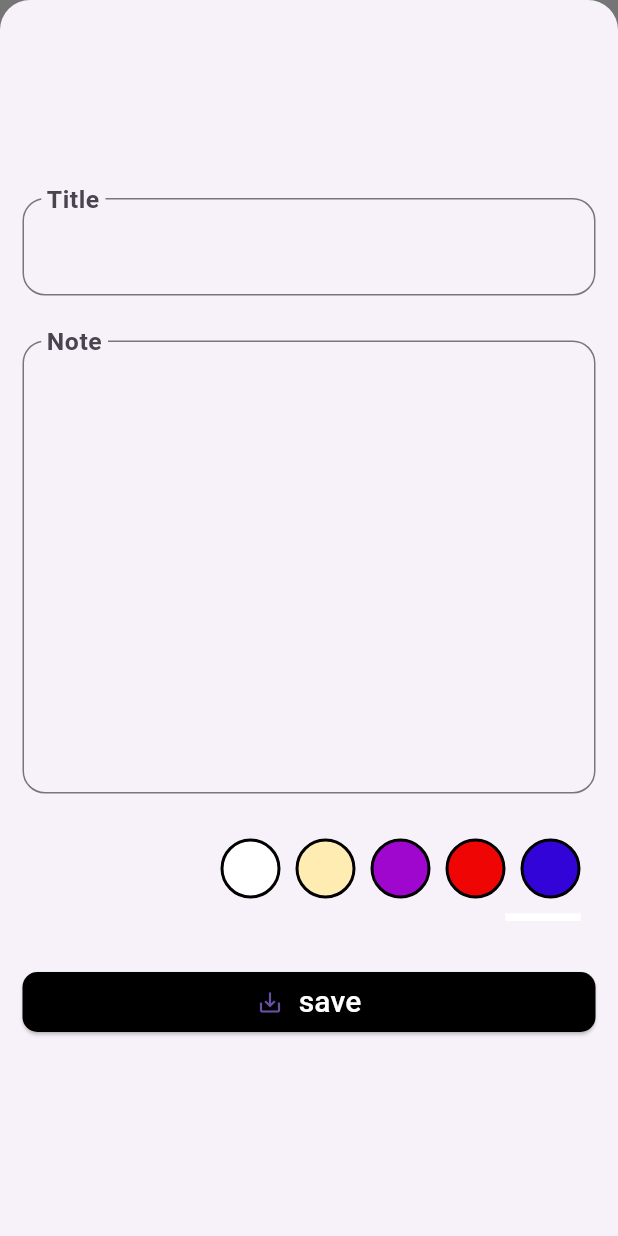
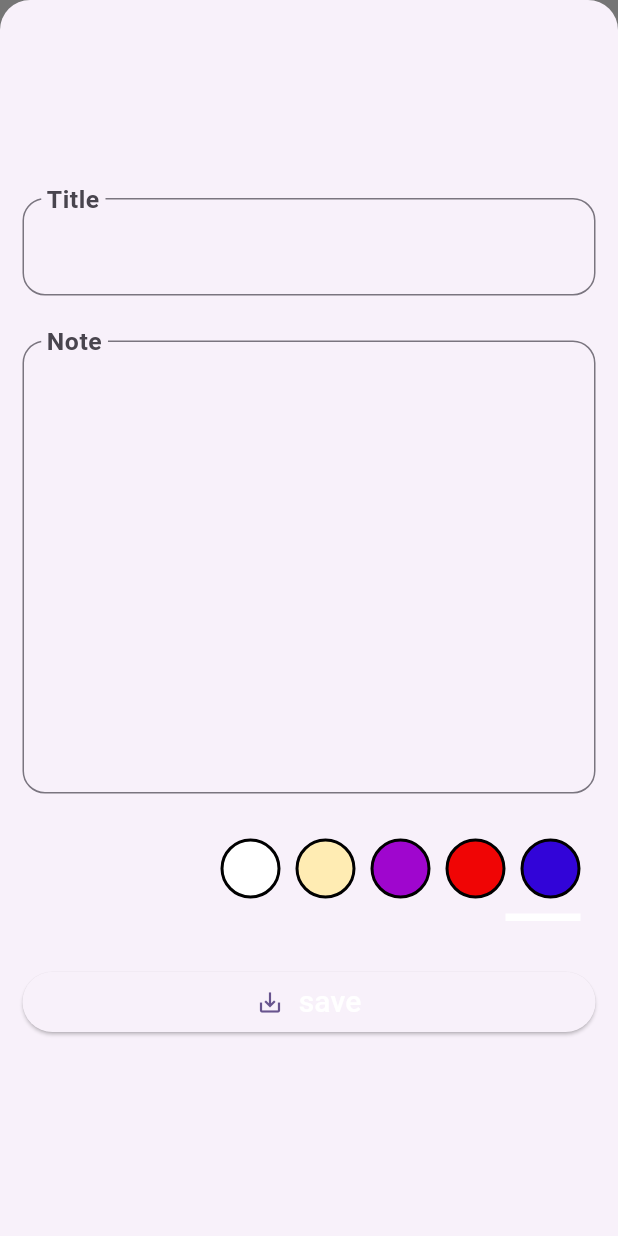
Before and after one commit to fagnerdossantos/notes, a Flutter app: the screen it shows after launch, after a tap on the "add" icon, on a phone screen of 412 x 824 dp. Run offline on Flutter 3.47's test engine with Material 3 defaults, Android fonts, the phone set to English and light mode, and no system bars; our stand-ins replace flutter_bloc, objectbox; generated files the repository leaves out were written again.

Commit message:
Some fixes in versioning and bugs

```diff
--- /dev/null
+++ b/devtools_options.yaml
@@ -0,0 +1 @@
+extensions:
--- a/lib/src/core/themes/app_bar_theme.dart
+++ /dev/null
@@ -1,17 +0,0 @@
-import 'package:flutter/material.dart' show AppBarTheme;
-
-import '../utils/colors.dart';
-import 'app_icon_theme.dart';
-
-final class AppBarThemeClass {
-  // Static Instance
-  static final instance = AppBarThemeClass._();
-  AppBarThemeClass._();
-
-  final theme = AppBarTheme(
-    iconTheme: AppIconTheme.instance.iconTheme,
-    backgroundColor: DefaultColors.transparent,
-    centerTitle: true,
-    elevation: 0,
-  );
-}
--- a/lib/src/core/themes/app_buttons_theme.dart
+++ /dev/null
@@ -1,31 +0,0 @@
-import 'package:flutter/material.dart'
-    show
-        ButtonStyle,
-        ElevatedButtonThemeData,
-        FloatingActionButtonThemeData,
-        MaterialStatePropertyAll,
-        RoundedRectangleBorder;
-
-import '../utils/utils.dart';
-
-final class AppButtonsTheme {
-  // Static Instance
-  static final instance = AppButtonsTheme._();
-  AppButtonsTheme._();
-
-  final FloatingActionButtonThemeData flbtheme =
-      const FloatingActionButtonThemeData(
-    backgroundColor: DefaultColors.black,
-  );
-
-  final ElevatedButtonThemeData elvTheme = ElevatedButtonThemeData(
-    style: ButtonStyle(
-      backgroundColor: const MaterialStatePropertyAll(DefaultColors.black),
-      shape: MaterialStatePropertyAll(
-        RoundedRectangleBorder(
-          borderRadius: RoundedShape.small,
-        ),
-      ),
-    ),
-  );
-}
--- a/lib/src/core/themes/app_icon_theme.dart
+++ /dev/null
@@ -1,26 +0,0 @@
-import 'package:flutter/material.dart'
-    show
-        ButtonStyle,
-        IconButtonThemeData,
-        IconThemeData,
-        MaterialStatePropertyAll;
-
-import '../utils/colors.dart';
-
-final class AppIconTheme {
-  // Static Instance
-  static final instance = AppIconTheme._();
-  AppIconTheme._();
-
-  final IconThemeData iconTheme = const IconThemeData(
-    color: DefaultColors.black,
-    size: 20,
-  );
-
-  final IconButtonThemeData iconButtonTheme = const IconButtonThemeData(
-    style: ButtonStyle(
-      backgroundColor: MaterialStatePropertyAll(DefaultColors.black),
-      iconSize: MaterialStatePropertyAll(20),
-    ),
-  );
-}
--- a/lib/src/core/themes/app_list_tile_theme.dart
+++ b/lib/src/core/themes/app_list_tile_theme.dart
@@ -10,7 +10,7 @@ final class AppListTileTheme {
 
   final theme = ListTileThemeData(
     // Rounded shape
-    shape: RoundedRectangleBorder(borderRadius: RoundedShape.small),
+    shape: RoundedRectangleBorder(borderRadius: RoundedShape.small.shape),
 
     selectedColor: DefaultColors.amber,
     selectedTileColor: DefaultColors.blue,
--- a/lib/src/core/themes/app_theme.dart
+++ b/lib/src/core/themes/app_theme.dart
@@ -1,11 +1,7 @@
-import 'package:flutter/material.dart' show ThemeData;
+import 'package:flutter/material.dart' show Colors, ThemeData;
 
-import 'app_bar_theme.dart';
-import 'app_buttons_theme.dart';
-import 'app_icon_theme.dart';
 import 'app_list_tile_theme.dart';
 import 'app_text_theme.dart';
-import 'card_theme.dart';
 
 class AppTheme {
   // Static Instance
@@ -14,23 +10,13 @@ class AppTheme {
 
   // Texts
   final ThemeData theme = ThemeData(
-    // Floating action button
-    floatingActionButtonTheme: AppButtonsTheme.instance.flbtheme,
-
-    elevatedButtonTheme: AppButtonsTheme.instance.elvTheme,
-
+    useMaterial3: true,
+    colorSchemeSeed: Colors.deepPurple,
     // Card style
-    cardTheme: AppCardTheme.instance.theme,
 
     // Texts
     textTheme: AppTextTheme.instance.theme,
 
-    // Icons
-    iconTheme: AppIconTheme.instance.iconTheme,
-    iconButtonTheme: AppIconTheme.instance.iconButtonTheme,
-
-    appBarTheme: AppBarThemeClass.instance.theme,
-
     listTileTheme: AppListTileTheme.instance.theme,
   );
 }
--- a/lib/src/core/themes/card_theme.dart
+++ /dev/null
@@ -1,16 +0,0 @@
-import 'package:flutter/material.dart' show CardTheme, RoundedRectangleBorder;
-
-import '../utils/utils.dart';
-
-final class AppCardTheme {
-  // Static Instance
-  static final instance = AppCardTheme._();
-  AppCardTheme._();
-
-  final CardTheme theme = CardTheme(
-    elevation: 3,
-    shape: RoundedRectangleBorder(
-      borderRadius: RoundedShape.medium,
-    ),
-  );
-}
--- a/lib/src/core/utils/shapes.dart
+++ b/lib/src/core/utils/shapes.dart
@@ -1,7 +1,13 @@
 import 'package:flutter/material.dart' show BorderRadius;
 
-final class RoundedShape {
-  static BorderRadius small = BorderRadius.circular(10);
-  static BorderRadius medium = BorderRadius.circular(30);
-  static BorderRadius large = BorderRadius.circular(50);
+enum RoundedShape {
+  small,
+  medium,
+  large;
+
+  BorderRadius get shape => switch (this) {
+        RoundedShape.small => BorderRadius.circular(10),
+        RoundedShape.medium => BorderRadius.circular(30),
+        RoundedShape.large => BorderRadius.circular(50),
+      };
 }
--- a/lib/src/core/utils/spacing.dart
+++ b/lib/src/core/utils/spacing.dart
@@ -1,43 +1,30 @@
-import 'package:flutter/material.dart'
-    show BuildContext, SizedBox, StatelessWidget, Widget;
+import 'package:flutter/material.dart' show SizedBox, Widget;
 
 // DEFAULT SPACING
-enum Spacing {
-  small(value: 10),
-  medium(value: 30),
-  large(value: 50);
+enum SpaceVertical {
+  small,
+  medium,
+  large;
 
-  final double value;
-  const Spacing({required this.value});
+  Widget get add => SizedBox(
+        height: switch (this) {
+          SpaceVertical.small => 10,
+          SpaceVertical.medium => 30,
+          SpaceVertical.large => 50,
+        },
+      );
 }
 
-class VerticalSpacing extends StatelessWidget {
-  final Spacing value;
-  const VerticalSpacing({
-    super.key,
-    required this.value,
-  });
+enum SpaceHorizontal {
+  small,
+  medium,
+  large;
 
-  @override
-  Widget build(BuildContext context) {
-    return SizedBox(
-      height: value.value,
-    );
-  }
+  Widget get add => SizedBox(
+        width: switch (this) {
+          SpaceHorizontal.small => 10,
+          SpaceHorizontal.medium => 30,
+          SpaceHorizontal.large => 50,
+        },
+      );
 }
-
-class HorizontalSpacing extends StatelessWidget {
-  final Spacing value;
-
-  const HorizontalSpacing({
-    super.key,
-    required this.value,
-  });
-
-  @override
-  Widget build(BuildContext context) {
-    return SizedBox(
-      width: value.value,
-    );
-  }
-}
--- a/lib/src/domain/models/screen_template.dart
+++ b/lib/src/domain/models/screen_template.dart
@@ -59,19 +59,19 @@ class _ScreenTemplateState extends State<ScreenTemplate> {
       ),
 
       // Give the Scroll
-      body: const Padding(
+      body: Padding(
         padding: dfPadding,
         child: Column(
           children: [
-            VerticalSpacing(value: Spacing.small),
+            SpaceVertical.small.add,
 
             // Search notes
-            CustomSearchBar(),
+            const CustomSearchBar(),
 
-            VerticalSpacing(value: Spacing.medium),
+            SpaceVertical.medium.add,
 
             // Notes builder
-            Expanded(child: NoteStateViewmodel()),
+            const Expanded(child: NoteStateViewmodel()),
           ],
         ),
       ),
--- a/lib/src/screen/components/buttons/clickable_tile.dart
+++ b/lib/src/screen/components/buttons/clickable_tile.dart
@@ -7,7 +7,6 @@ import 'package:flutter/material.dart'
         Icon,
         IconData,
         InkWell,
-        Key,
         MainAxisAlignment,
         Padding,
         Row,
@@ -28,11 +27,11 @@ class ClickableTile extends StatelessWidget {
   final IconData icon;
   final String label;
   const ClickableTile({
-    Key? key,
+    super.key,
     required this.index,
     required this.icon,
     required this.label,
-  }) : super(key: key);
+  });
 
   @override
   Widget build(BuildContext context) {
@@ -68,7 +67,7 @@ class ClickableTile extends StatelessWidget {
             color: isSelected ? DefaultColors.amber : DefaultColors.white,
 
             // Shape
-            borderRadius: RoundedShape.small,
+            borderRadius: RoundedShape.small.shape,
           ),
 
           duration: const Duration(milliseconds: 500),
--- a/lib/src/screen/components/buttons/color_button.dart
+++ b/lib/src/screen/components/buttons/color_button.dart
@@ -65,13 +65,13 @@ class _ColorButtonState extends State<ColorButton> {
               ),
 
               // Spacing
-              const HorizontalSpacing(value: Spacing.small),
+              SpaceHorizontal.small.add
             ],
           ],
         ),
 
         //
-        const VerticalSpacing(value: Spacing.small),
+        SpaceVertical.small.add,
 
         Container(
           margin: const EdgeInsets.only(right: 10),
--- a/lib/src/screen/components/buttons/create_note_button.dart
+++ b/lib/src/screen/components/buttons/create_note_button.dart
@@ -59,12 +59,12 @@ class CreateNoteButton extends StatelessWidget {
         Navigator.pop(context);
       },
 
-      child: const Row(
+      child: Row(
         mainAxisAlignment: MainAxisAlignment.center,
         children: [
-          Icon(Icons.save_alt_outlined),
-          HorizontalSpacing(value: Spacing.small),
-          Text(
+          const Icon(Icons.save_alt_outlined),
+          SpaceHorizontal.small.add,
+          const Text(
             "save",
             style: TextStyle(
               color: DefaultColors.white,
--- a/lib/src/screen/components/fields/custom_search_bar.dart
+++ b/lib/src/screen/components/fields/custom_search_bar.dart
@@ -28,7 +28,7 @@ class CustomSearchBar extends StatelessWidget {
       // Styling
       elevation: const MaterialStatePropertyAll(3),
       shape: MaterialStatePropertyAll(
-        RoundedRectangleBorder(borderRadius: RoundedShape.small),
+        RoundedRectangleBorder(borderRadius: RoundedShape.small.shape),
       ),
 
       leading: const Icon(
--- a/lib/src/screen/components/notes/note_card_large.dart
+++ b/lib/src/screen/components/notes/note_card_large.dart
@@ -15,7 +15,7 @@ import 'package:flutter/material.dart'
         Widget;
 import 'package:provider/provider.dart' show ReadContext;
 
-import '../../../core/utils/utils.dart';
+import '../../../core/utils/spacing.dart';
 import '../../../domain/bloc/navigation_bloc.dart';
 import '../../../domain/helpers/colors_helper.dart';
 import '../../../domain/models/note_model.dart';
@@ -62,7 +62,7 @@ class NoteCardLarge extends StatelessWidget {
                     ),
                   ),
 
-                  const VerticalSpacing(value: Spacing.small),
+                  SpaceVertical.small.add,
 
                   // Text
                   Expanded(
--- a/lib/src/screen/components/notes/note_card_small.dart
+++ b/lib/src/screen/components/notes/note_card_small.dart
@@ -67,7 +67,7 @@ class NoteCardSmall extends StatelessWidget {
                         ),
                       ),
 
-                      const VerticalSpacing(value: Spacing.small),
+                      SpaceVertical.small.add,
 
                       // Text
                       Expanded(
--- a/lib/src/screen/view/create_note_view.dart
+++ b/lib/src/screen/view/create_note_view.dart
@@ -8,10 +8,10 @@ import 'package:flutter/material.dart'
         MainAxisAlignment,
         MediaQuery,
         Padding,
+        PopScope,
         Radius,
         RoundedRectangleBorder,
         TextEditingController,
-        WillPopScope,
         showModalBottomSheet;
 
 import '../../core/utils/spacing.dart';
@@ -42,11 +42,11 @@ void createNoteView({required BuildContext context}) {
 
     builder: (context) {
       // Clear controller if user click back button
-      return WillPopScope(
-        onWillPop: () async {
+      return PopScope(
+        onPopInvoked: (pop) async {
           titleController.clear();
           noteController.clear();
-          return true;
+          return;
         },
 
         // Content
@@ -79,13 +79,13 @@ void createNoteView({required BuildContext context}) {
                 ),
 
                 //
-                const VerticalSpacing(value: Spacing.medium),
+                SpaceVertical.medium.add,
               ],
 
               // Color button picker
               const ColorButton(),
 
-              const VerticalSpacing(value: Spacing.medium),
+              SpaceVertical.medium.add,
 
               // Save
               CreateNoteButton(
--- a/lib/src/screen/view/note_view.dart
+++ b/lib/src/screen/view/note_view.dart
@@ -65,7 +65,7 @@ class NoteView extends StatelessWidget {
         child: Column(
           children: [
             //
-            const VerticalSpacing(value: Spacing.medium),
+            SpaceVertical.medium.add,
 
             for (var map in fieldItems) ...[
               // Field
@@ -75,13 +75,13 @@ class NoteView extends StatelessWidget {
                   style: map["style"]),
 
               // Spacing
-              const VerticalSpacing(value: Spacing.large),
+              SpaceVertical.large.add,
             ],
 
             // DATE AND HOUR
             FormattedTime(time: model.time),
 
-            const VerticalSpacing(value: Spacing.large),
+            SpaceVertical.large.add,
 
             const ColorButton(),
           ],
```
Also changed, not shown: pubspec.yaml (+8 -8 lines), pubspec.lock, 15 other files.
